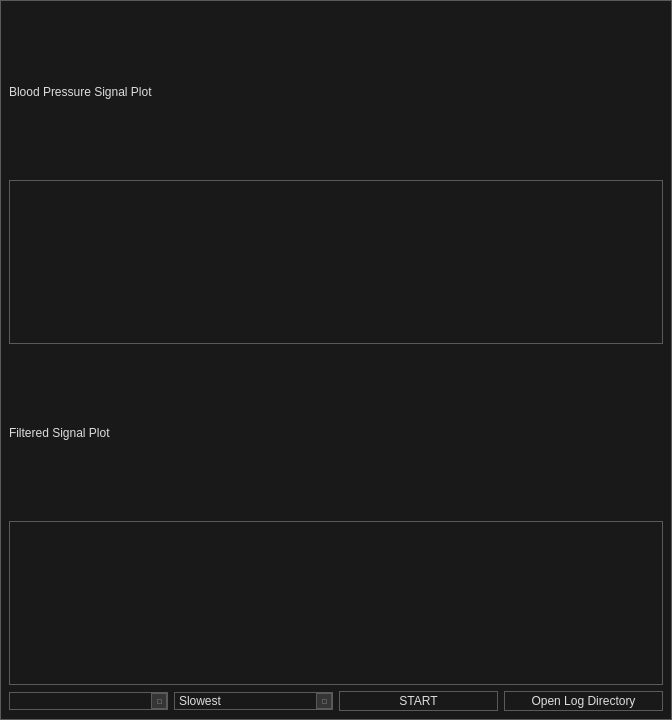
The window that monitoring_tool/ui_trigger.ui (JoshBradshaw/Arterial-BP-MRI-Triggering-Unit) describes before a commit, drawn with Qt 5.
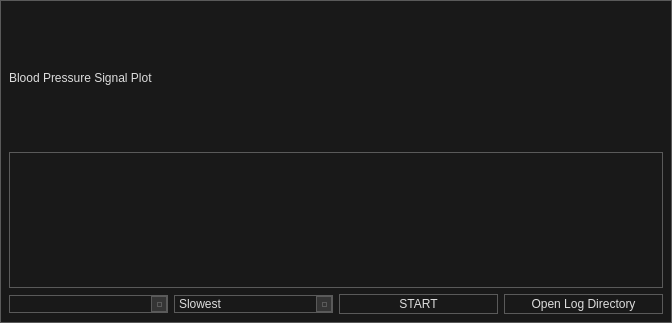
The same window after the commit. Custom widgets are drawn as their Qt base class.

Diff of the .ui file:
```diff
--- a/monitoring_tool/ui_trigger.ui
+++ b/monitoring_tool/ui_trigger.ui
@@ -8,7 +8,7 @@
     <x>0</x>
     <y>0</y>
     <width>672</width>
-    <height>720</height>
+    <height>323</height>
    </rect>
   </property>
   <property name="windowTitle">
@@ -330,16 +330,9 @@
      </widget>
     </item>
     <item row="2" column="0">
-     <widget class="QLabel" name="label_3">
-      <property name="text">
-       <string>Filtered Signal Plot</string>
-      </property>
-     </widget>
-    </item>
-    <item row="4" column="0">
      <widget class="QComboBox" name="serialPortSelector"/>
     </item>
-    <item row="4" column="1">
+    <item row="2" column="1">
      <widget class="QComboBox" name="speedSelect">
       <item>
        <property name="text">
@@ -363,7 +356,7 @@
       </item>
      </widget>
     </item>
-    <item row="4" column="2">
+    <item row="2" column="2">
      <widget class="QPushButton" name="startBtn">
       <property name="toolTip">
        <string>&lt;html&gt;&lt;head/&gt;&lt;body&gt;&lt;p&gt;Start plotting the trigger and sensor data&lt;/p&gt;&lt;/body&gt;&lt;/html&gt;</string>
@@ -379,7 +372,7 @@
       </property>
      </widget>
     </item>
-    <item row="4" column="3">
+    <item row="2" column="3">
      <widget class="QPushButton" name="logDataButton">
       <property name="toolTip">
        <string>&lt;html&gt;&lt;head/&gt;&lt;body&gt;&lt;p&gt;If toggled on, log files will be created based on the triggering data.&lt;/p&gt;&lt;/body&gt;&lt;/html&gt;</string>
@@ -398,9 +391,6 @@
     <item row="1" column="0" colspan="4">
      <widget class="QwtPlot" name="bpPlot"/>
     </item>
-    <item row="3" column="0" colspan="4">
-     <widget class="QwtPlot" name="ssfPlot"/>
-    </item>
    </layout>
   </widget>
  </widget>
```
